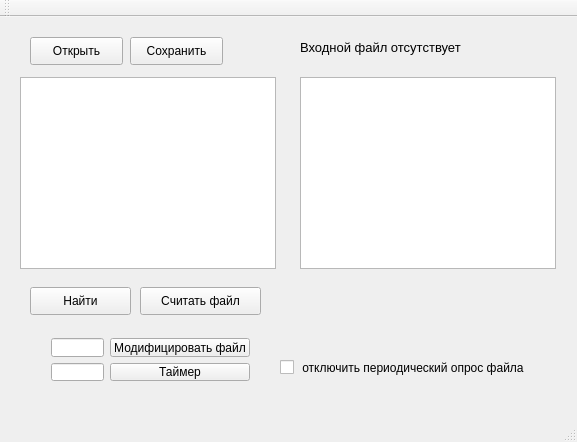
Qt form QtGuiTestProject/QtGuiTestProject.ui (SergeyG22/GuiProject) before a commit.
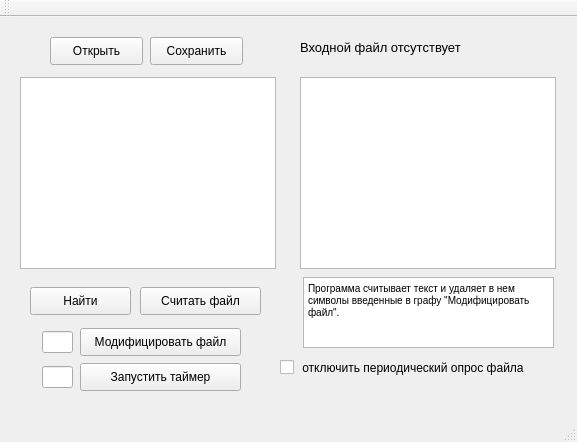
The same form after that commit.

Commit message: реализован таймер

```diff
--- a/QtGuiTestProject/QtGuiTestProject.ui
+++ b/QtGuiTestProject/QtGuiTestProject.ui
@@ -50,7 +50,7 @@
    <widget class="QPushButton" name="pushButton_open_file">
     <property name="geometry">
      <rect>
-      <x>30</x>
+      <x>50</x>
       <y>20</y>
       <width>93</width>
       <height>28</height>
@@ -63,7 +63,7 @@
    <widget class="QPushButton" name="pushButton_save">
     <property name="geometry">
      <rect>
-      <x>130</x>
+      <x>150</x>
       <y>20</y>
       <width>93</width>
       <height>28</height>
@@ -117,37 +117,68 @@
      <string>Входной файл отсутствует</string>
     </property>
    </widget>
-   <widget class="QWidget" name="">
+   <widget class="QTextEdit" name="textEdit">
     <property name="geometry">
      <rect>
-      <x>40</x>
-      <y>310</y>
-      <width>221</width>
-      <height>65</height>
+      <x>303</x>
+      <y>260</y>
+      <width>251</width>
+      <height>71</height>
      </rect>
     </property>
-    <layout class="QGridLayout" name="gridLayout">
-     <item row="0" column="0">
-      <widget class="QLineEdit" name="lineEdit_modify"/>
-     </item>
-     <item row="0" column="1">
-      <widget class="QPushButton" name="pushButton_modify">
-       <property name="text">
-        <string>Модифицировать файл</string>
-       </property>
-      </widget>
-     </item>
-     <item row="1" column="0">
-      <widget class="QLineEdit" name="lineEdit_timer"/>
-     </item>
-     <item row="1" column="1">
-      <widget class="QPushButton" name="pushButton_timer">
-       <property name="text">
-        <string>Таймер</string>
-       </property>
-      </widget>
-     </item>
-    </layout>
+    <property name="html">
+     <string>&lt;!DOCTYPE HTML PUBLIC &quot;-//W3C//DTD HTML 4.0//EN&quot; &quot;http://www.w3.org/TR/REC-html40/strict.dtd&quot;&gt;
+&lt;html&gt;&lt;head&gt;&lt;meta name=&quot;qrichtext&quot; content=&quot;1&quot; /&gt;&lt;style type=&quot;text/css&quot;&gt;
+p, li { white-space: pre-wrap; }
+&lt;/style&gt;&lt;/head&gt;&lt;body style=&quot; font-family:'MS Shell Dlg 2'; font-size:7.8pt; font-weight:400; font-style:normal;&quot;&gt;
+&lt;p style=&quot; margin-top:0px; margin-bottom:0px; margin-left:0px; margin-right:0px; -qt-block-indent:0; text-indent:0px;&quot;&gt;Программа считывает текст и удаляет в нем символы введенные в графу &amp;quot;Модифицировать файл&amp;quot;.&lt;/p&gt;&lt;/body&gt;&lt;/html&gt;</string>
+    </property>
+   </widget>
+   <widget class="QLineEdit" name="lineEdit_modify">
+    <property name="geometry">
+     <rect>
+      <x>42</x>
+      <y>314</y>
+      <width>31</width>
+      <height>22</height>
+     </rect>
+    </property>
+   </widget>
+   <widget class="QPushButton" name="pushButton_modify">
+    <property name="geometry">
+     <rect>
+      <x>80</x>
+      <y>311</y>
+      <width>161</width>
+      <height>28</height>
+     </rect>
+    </property>
+    <property name="text">
+     <string>Модифицировать файл</string>
+    </property>
+   </widget>
+   <widget class="QLineEdit" name="lineEdit_timer">
+    <property name="geometry">
+     <rect>
+      <x>42</x>
+      <y>349</y>
+      <width>31</width>
+      <height>22</height>
+     </rect>
+    </property>
+   </widget>
+   <widget class="QPushButton" name="pushButton_timer">
+    <property name="geometry">
+     <rect>
+      <x>80</x>
+      <y>346</y>
+      <width>161</width>
+      <height>28</height>
+     </rect>
+    </property>
+    <property name="text">
+     <string>Запустить таймер</string>
+    </property>
    </widget>
   </widget>
   <widget class="QToolBar" name="mainToolBar">
```
The commit also changes 3 other files.
